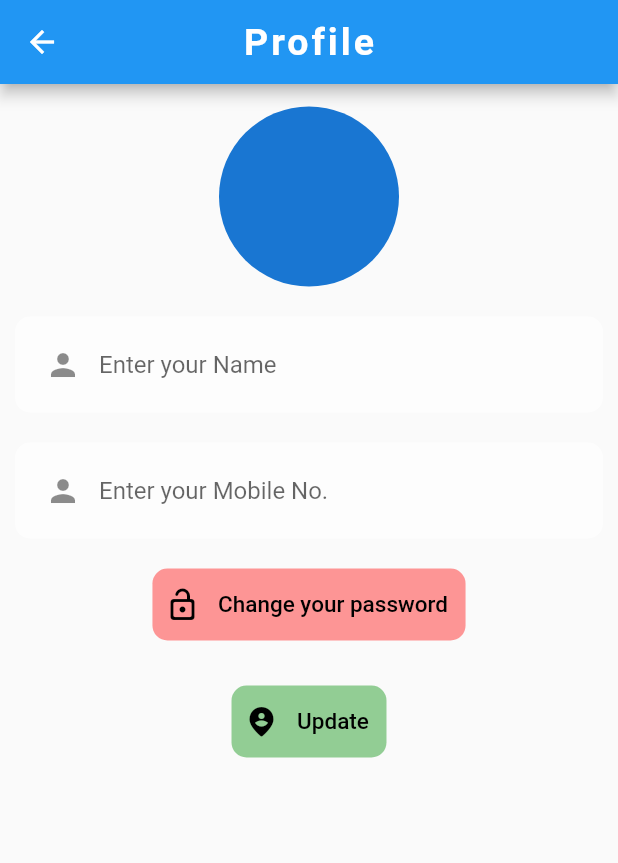
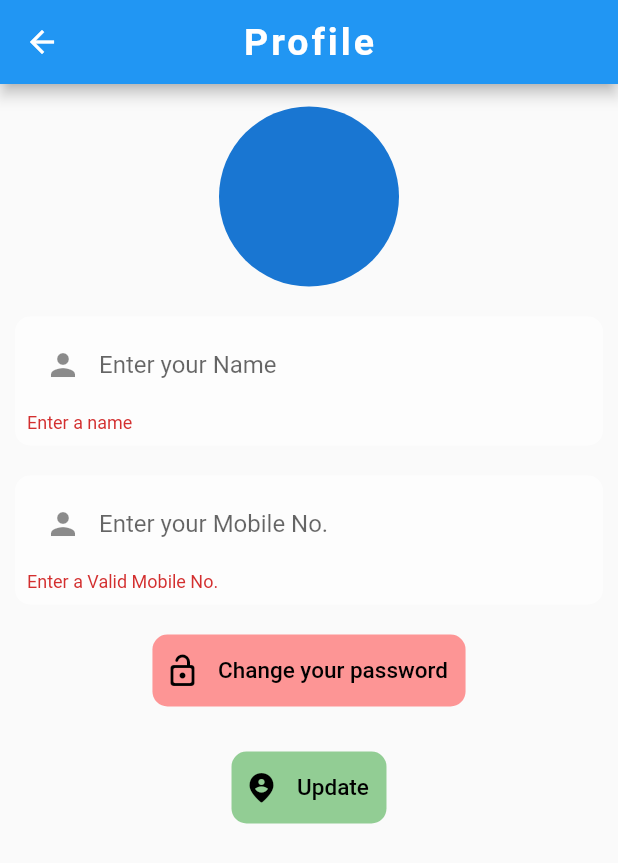
Before and after one commit to rajoriaakash/My-Personal-Chef, a Flutter app: the UpdateUser screen opened directly, after a tap on "Update", on a phone screen of 412 x 824 dp. Shown: the top 863 px of the screen. Run offline on Flutter 3.47's test engine with Material 2 defaults, Android fonts, the phone set to English and light mode, and no system bars; our stand-ins replace cloud_firestore, firebase_auth, firebase_core, flutter_spinkit, youtube_player_flutter; missing offline and left inert: dart_random_choice, searchable_dropdown; accounts and stored records are empty; Roboto replaces fonts that are missing (NewTegomin).

```diff
--- a/lib/Models/recipemodel.dart
+++ b/lib/Models/recipemodel.dart
@@ -7,8 +7,10 @@ class RecipeModel {
   String Area;
   String imgUrl;
   String vidUrl;
+  List ingredients;
+  List measures;
 
-  RecipeModel({this.Recipe,this.Area, this.imgUrl,this.Name,this.Type,this.vidUrl,this.id});
+  RecipeModel({this.Recipe,this.Area, this.imgUrl,this.Name,this.Type,this.vidUrl,this.id,this.measures,this.ingredients});
 
 
 }
--- a/lib/Screens/Authenticate/register.dart
+++ b/lib/Screens/Authenticate/register.dart
@@ -1,5 +1,6 @@
 import 'package:firebase_auth/firebase_auth.dart';
 import 'package:flutter/material.dart';
+import 'package:my_personal_chef/Screens/Authenticate/confirmEmail.dart';
 import 'package:my_personal_chef/services/auth.dart';
 import 'package:my_personal_chef/services/database.dart';
 import 'signin.dart';
@@ -24,6 +25,7 @@ class _RegisterState extends State<Register> {
   String name = '';
   bool _hasbeenpressed = false;
   bool hidePass = true;
+  String message = 'An account confirmation email has just been sent to your email';
   @override
   Widget build(BuildContext context) {
 
@@ -212,11 +214,9 @@ class _RegisterState extends State<Register> {
                             elevation: 0.5,
                           ),
                           onPressed: ()async{
-                            setState(() {
-
-                            });
                             if(_formkey.currentState.validate()){
                               dynamic result = await _auth.SignUp(email, password, name);
+                              Navigator.push(context, MaterialPageRoute(builder: (c)=>ConfirmEmail(message: message ,)));
                               if(result==null){
                                 setState(() {
                                   error = 'Could not Register \n Please supply a valid email';
--- a/lib/Screens/Home/update_user.dart
+++ b/lib/Screens/Home/update_user.dart
@@ -1,6 +1,11 @@
 import 'package:flutter/material.dart';
+import 'package:my_personal_chef/Models/user.dart';
+import 'package:my_personal_chef/services/auth.dart';
+import 'package:my_personal_chef/services/database.dart';
+import 'package:cloud_firestore/cloud_firestore.dart';
 
 class UpdateUser extends StatefulWidget {
+
   const UpdateUser({Key key}) : super(key: key);
 
   @override
@@ -8,10 +13,24 @@ class UpdateUser extends StatefulWidget {
 }
 
 class _UpdateUserState extends State<UpdateUser> {
-  String name = '';
-  String mobNo ='';
+  String name;
+  String mobNo ;
+  String userId = AuthService().getUserbyId();
+  final _formkey = GlobalKey<FormState>();
   @override
   Widget build(BuildContext context) {
+    return StreamBuilder(
+        stream: FirebaseFirestore.instance.collection('users')
+        .doc(userId)
+        .snapshots(),
+    builder: (context, AsyncSnapshot<DocumentSnapshot> snapshot) {
+      if (!snapshot.hasData) {
+        return Text("Loading");
+      }
+      var userDocument = snapshot.data;
+      name = userDocument["Name"];
+      mobNo = userDocument["Mobile Number"];
+
       return Scaffold(
         appBar: AppBar(
           title: Text(
@@ -30,7 +49,9 @@ class _UpdateUserState extends State<UpdateUser> {
             child: Padding(
               padding: const EdgeInsets.only(top: 15.0),
               child: Container(
-              padding: EdgeInsets.symmetric(horizontal: 10.0,vertical: 0.0),
+                padding: EdgeInsets.symmetric(horizontal: 10.0, vertical: 0.0),
+                child: Form(
+                  key: _formkey,
                   child: Column(
                     children: [
                       CircleAvatar(
@@ -45,20 +66,19 @@ class _UpdateUserState extends State<UpdateUser> {
                         padding: EdgeInsets.all(8),
                         margin: EdgeInsets.all(0),
                         child: TextFormField(
-                      initialValue: '',
+                          initialValue: name,
                           decoration: InputDecoration(
                             hintText: 'Enter your Name',
                             border: InputBorder.none,
                             focusedBorder: OutlineInputBorder(
-                            borderRadius: BorderRadius.all(Radius.circular(5.0)),
+                                borderRadius: BorderRadius.all(
+                                    Radius.circular(5.0)),
                                 borderSide: BorderSide(color: Colors.blue)),
                             prefixIcon: Icon(Icons.person),
                           ),
                           onChanged: (val) {
-                        setState(() {
                               name = val;
-                        });
-                      } ,
+                          },
                           validator: (val) =>
                           val.isEmpty ? 'Enter a name' : null,
                           textAlignVertical: TextAlignVertical.center,
@@ -76,21 +96,21 @@ class _UpdateUserState extends State<UpdateUser> {
                         padding: EdgeInsets.all(8),
                         margin: EdgeInsets.all(0),
                         child: TextFormField(
+                          initialValue: mobNo,
                           decoration: InputDecoration(
                             hintText: 'Enter your Mobile No.',
                             border: InputBorder.none,
                             focusedBorder: OutlineInputBorder(
-                            borderRadius: BorderRadius.all(Radius.circular(5.0)),
+                                borderRadius: BorderRadius.all(
+                                    Radius.circular(5.0)),
                                 borderSide: BorderSide(color: Colors.blue)),
                             prefixIcon: Icon(Icons.person),
                           ),
                           onChanged: (val) {
-                        setState(() {
                               mobNo = val;
-                        });
-                      } ,
+                          },
                           validator: (val) =>
-                      val.isEmpty ? 'Enter a Mobile No.' : null,
+                          val.isEmpty || (val.length!=10 ) ? 'Enter a Valid Mobile No.' : null,
                           textAlignVertical: TextAlignVertical.center,
                         ),
 
@@ -115,7 +135,8 @@ class _UpdateUserState extends State<UpdateUser> {
                               Icons.lock_open_rounded,
                               color: Colors.black,
                             ),
-                        onPressed: (){}
+                            onPressed: () {
+                            }
                         ),
                       ),
                       SizedBox(height: 30.0,),
@@ -136,11 +157,19 @@ class _UpdateUserState extends State<UpdateUser> {
                               Icons.person_pin_circle_rounded,
                               color: Colors.black,
                             ),
-                        onPressed: (){}
+                            onPressed: () async {
+                              if(_formkey.currentState.validate()){
+                                print(name);
+                                print(mobNo);
+                                await DatabaseService(userId: userId).updateUser(
+                                    Userc(Name: name, MobNo: mobNo));
+                                Navigator.pop(context);
+                              }
+                            }
                         ),
                       ),
-
                     ],
+                  ),
                 ),
               ),
             ),
@@ -148,4 +177,6 @@ class _UpdateUserState extends State<UpdateUser> {
         ),
       );
     }
+    );
   }
+}
--- a/lib/services/database.dart
+++ b/lib/services/database.dart
@@ -25,12 +25,13 @@ class DatabaseService{
     return await userCollection.doc(userId).set({
       'Name' : userc.Name,
       'Email' : userc.Email,
+      'Mobile Number' : '',
       'FavList' : [],
     });
   }
 
   Future updateUser( Userc userc ) async{
-    return await userCollection.doc(userId).set({
+    return await userCollection.doc(userId).update({
       'Name' : userc.Name,
       'Mobile Number': userc.MobNo,
 
```
Also changed, not shown: lib/Screens/Authenticate/confirmEmail.dart (added, +20 -0 lines), lib/Screens/Authenticate/signin.dart (+7 -0 lines), lib/Screens/Home/recipe_card.dart (+49 -1 lines), lib/Screens/Home/resetpassword.dart (added, +73 -0 lines), lib/services/auth.dart (+16 -1 lines), lib/services/recipe.dart (+41 -1 lines). Lines whose indentation alone changed are shown as unchanged.
